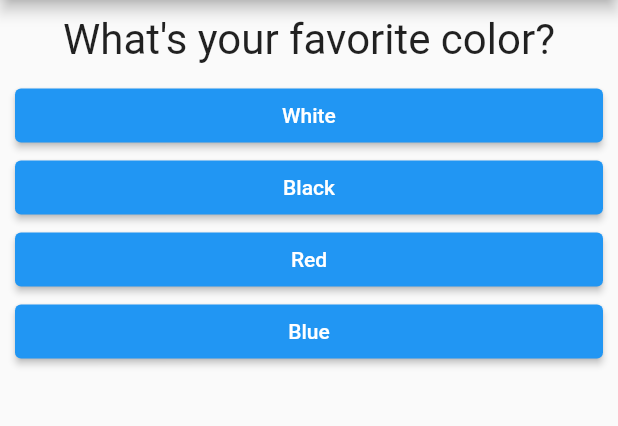
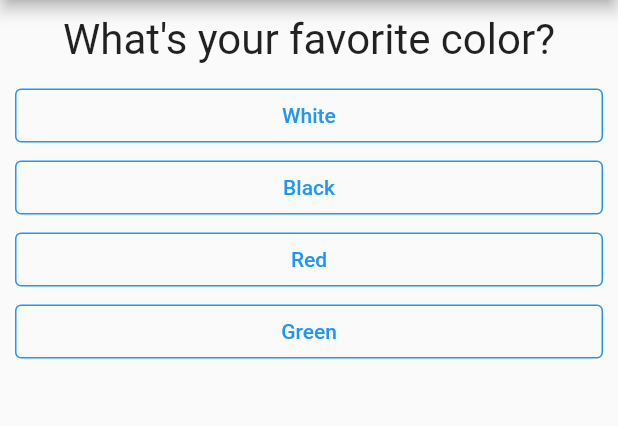
Before and after one commit to NatinaelFekadu/flutter, a Flutter app: the screen it shows after launch, on a phone screen of 412 x 824 dp, the part 84-510 px from its top. Run offline on Flutter 3.47's test engine with Material 2 defaults, Android fonts, the phone set to English and light mode, and no system bars.

Commit message:
basics C

```diff
--- a/basics/lib/answer.dart
+++ b/basics/lib/answer.dart
@@ -11,7 +11,9 @@ class Answer extends StatelessWidget {
     return Container(
       width: double.infinity,
       padding: const EdgeInsets.only(left: 10, right: 10),
-      child: ElevatedButton(
+      child: OutlinedButton(
+        style: OutlinedButton.styleFrom(
+            side: const BorderSide(color: Colors.blue)),
         onPressed: selectHandler,
         child: Text(answerText),
       ),
--- a/basics/lib/main.dart
+++ b/basics/lib/main.dart
@@ -1,6 +1,7 @@
-import 'package:first_app/answer.dart';
-import 'package:first_app/question.dart';
+import 'package:first_app/result.dart';
 import 'package:flutter/material.dart';
+
+import 'package:first_app/quiz.dart';
 
 void main() {
   runApp(const MyApp());
@@ -17,44 +18,66 @@ class MyApp extends StatefulWidget {
 }
 
 class _MyAppState extends State<MyApp> {
+  final _questions = const [
+    {
+      'questionText': 'What\'s your favorite color?',
+      'answers': [
+        {'text': 'White', 'score': 1},
+        {'text': 'Black', 'score': 10},
+        {'text': 'Red', 'score': 5},
+        {'text': 'Green', 'score': 1}
+      ]
+    },
+    {
+      'questionText': 'What\'s your favorite animal?',
+      'answers': [
+        {'text': 'Rabbit', 'score': 3},
+        {'text': 'Snake', 'score': 11},
+        {'text': 'Elephant', 'score': 5},
+        {'text': 'Lion', 'score': 9}
+      ]
+    },
+    {
+      'questionText': 'Who\'s your favorite teacher?',
+      'answers': [
+        {'text': 'Max', 'score': 1},
+        {'text': 'Max', 'score': 1},
+        {'text': 'Max', 'score': 1},
+        {'text': 'Max', 'score': 1},
+      ]
+    },
+  ];
+
+  var totalScore = 0;
   var _questionIndex = 0;
 
-  void _answerQuestion() {
+  void _answerQuestion(int score) {
+    totalScore += score;
     setState(() {
       _questionIndex++;
     });
   }
 
+  void _restartQuiz() {
+    setState(() {
+      totalScore = 0;
+      _questionIndex = 0;
+    });
+  }
+
   @override
   Widget build(BuildContext context) {
-    var questions = [
-      {
-        'questionText': 'What\'s your favorite color?',
-        'answers': ['White', 'Black', 'Red', 'Blue']
-      },
-      {
-        'questionText': 'What\'s your favorite animal?',
-        'answers': ['Rabbit', 'Snake', 'Elephant', 'Lion']
-      },
-      {
-        'questionText': 'Who\'s your favorite teacher?',
-        'answers': ['Max', 'Max', 'Max', 'Max']
-      },
-    ];
     return MaterialApp(
       home: Scaffold(
-        appBar: AppBar(
-          title: const Text('My First App'),
-        ),
-        body: Column(
-          children: [
-            Question(questions[_questionIndex]['questionText'] as String),
-            ...(questions[_questionIndex]['answers'] as List<String>)
-                .map((answer) => Answer(_answerQuestion, answer))
-                .toList()
-          ],
-        ),
-      ),
+          appBar: AppBar(
+            title: const Text('My First App'),
+          ),
+          body: _questionIndex < _questions.length
+              ? Quiz(
+                  questions: _questions,
+                  questionIndex: _questionIndex,
+                  answerQuestion: _answerQuestion)
+              : Result(totalScore, _restartQuiz)),
     );
   }
 }
--- /dev/null
+++ b/basics/lib/quiz.dart
@@ -0,0 +1,28 @@
+import 'package:flutter/material.dart';
+
+import 'package:first_app/answer.dart';
+import 'package:first_app/question.dart';
+
+class Quiz extends StatelessWidget {
+  final List<Map<String, Object>> questions;
+  final int questionIndex;
+  final Function answerQuestion;
+  const Quiz(
+      {super.key,
+      required this.questions,
+      required this.questionIndex,
+      required this.answerQuestion});
+
+  @override
+  Widget build(BuildContext context) {
+    return Column(
+      children: [
+        Question(questions[questionIndex]['questionText'] as String),
+        ...(questions[questionIndex]['answers'] as List<Map<String, Object>>)
+            .map((answer) => Answer(() => answerQuestion(answer['score']),
+                answer['text'] as String))
+            .toList()
+      ],
+    );
+  }
+}
```
Also changed, not shown: basics/lib/result.dart (added, +45 -0 lines).
